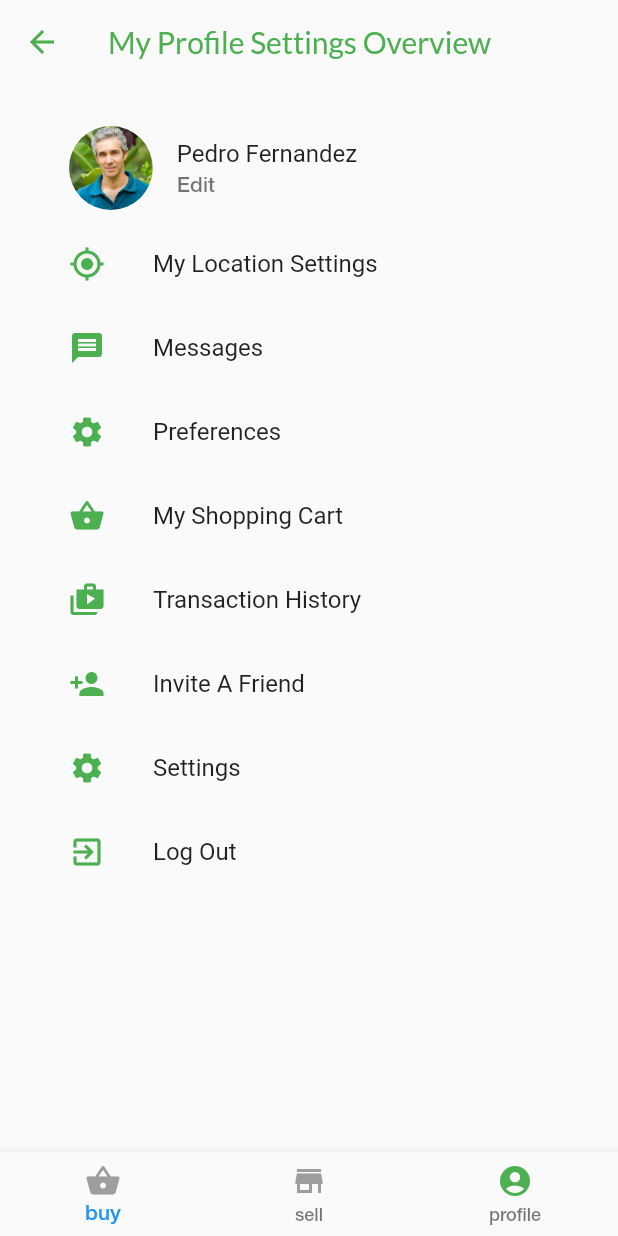
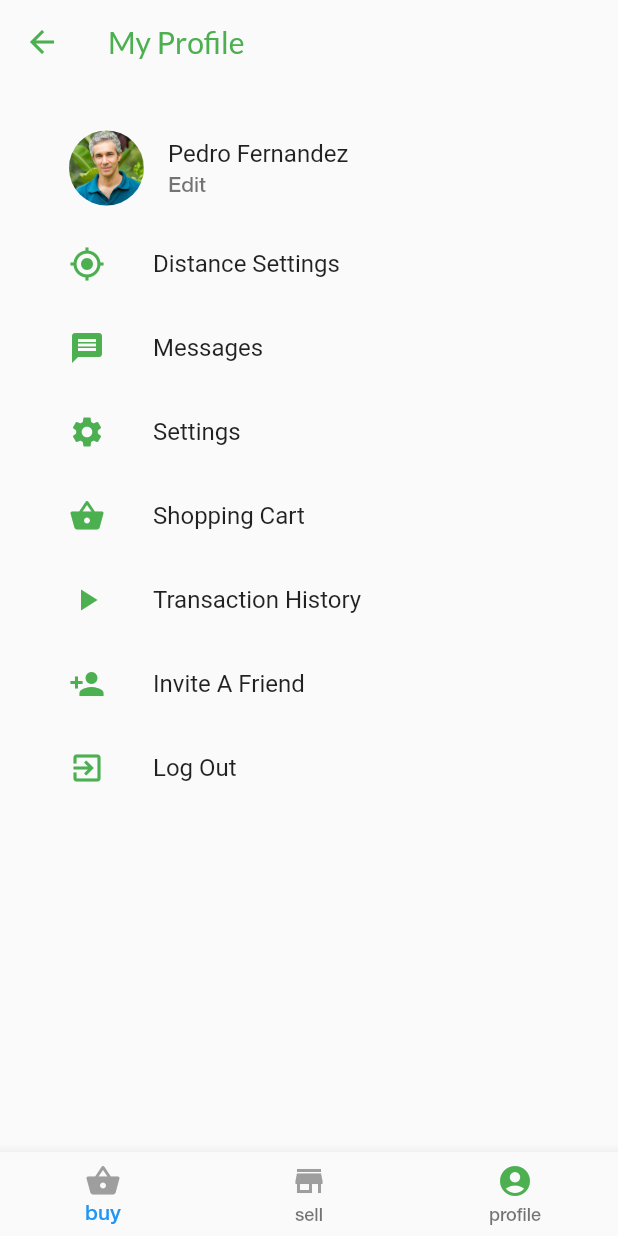
Before and after one commit to MaximCoppieters/arator_frontend, a Flutter app: the screen it shows after launch, item 3 of the bottom bar chosen, on a phone screen of 412 x 824 dp. Run offline on Flutter 3.47's test engine with Material 2 defaults, Android fonts, the phone set to English and light mode, and no system bars; our stand-ins replace carousel_pro, image_picker; accounts and stored records are empty.

Commit message:
Add profile overview pages

```diff
--- a/lib/components/buy/buy_product_overview_card.dart
+++ b/lib/components/buy/buy_product_overview_card.dart
@@ -83,7 +83,7 @@ class BuyProduceOverviewCard extends StatelessWidget {
   Widget headerProfileRow(Model produceModel) {
     return Row(
       children: <Widget>[
-        ProfilePicture("assets/images/pedro.jpg", 25.0, produceModel),
+        ProfilePicture("assets/images/pedro.jpg", 25.0),
         Padding(
           padding: EdgeInsets.only(left: 7.5),
         ),
--- a/lib/components/common/profile_picture.dart
+++ b/lib/components/common/profile_picture.dart
@@ -5,11 +5,9 @@ import 'package:scoped_model/scoped_model.dart';
 class ProfilePicture extends StatelessWidget {
   final String imageUrl;
   final num size;
-  final Model stateModel;
   final bool shouldNavigate;
 
-  ProfilePicture(this.imageUrl, this.size, this.stateModel,
-      {this.shouldNavigate = true});
+  ProfilePicture(this.imageUrl, this.size, {this.shouldNavigate = true});
 
   @override
   Widget build(BuildContext context) {
--- a/lib/components/common/profile_review_row.dart
+++ b/lib/components/common/profile_review_row.dart
@@ -17,8 +17,7 @@ class ProfileReviewRow extends StatelessWidget {
         ProfilePicture(
           "assets/images/pedro.jpg",
           // produceModel.selectedProduce.seller.profileImagePath,
-          50.0,
-          model, shouldNavigate: shouldNavigate,
+          50.0, shouldNavigate: shouldNavigate,
         ),
         Padding(
           padding: EdgeInsets.only(right: 10.0),
--- /dev/null
+++ b/lib/data/profile_navigation_option.dart
@@ -0,0 +1,20 @@
+import 'package:flutter/material.dart';
+
+class ProfileNavigationOption extends StatelessWidget {
+  final String title;
+  final IconData iconData;
+  final Function onTap;
+
+  ProfileNavigationOption(this.title, this.iconData, this.onTap);
+
+  @override
+  Widget build(BuildContext context) {
+    return GestureDetector(
+      onTap: onTap,
+      child: ListTile(
+        leading: Icon(iconData, color: Theme.of(context).primaryColor),
+        title: Text(title),
+      ),
+    );
+  }
+}
--- a/lib/pages/profile/profile_tab.dart
+++ b/lib/pages/profile/profile_tab.dart
@@ -1,4 +1,9 @@
+import 'dart:io';
+
 import 'package:arator/components/common/page_body_container.dart';
+import 'package:arator/components/common/profile_picture.dart';
+import 'package:arator/data/profile_navigation_option.dart';
+import 'package:arator/tab_navigator.dart';
 import 'package:flutter/material.dart';
 
 class ProfileTab extends StatefulWidget {
@@ -7,83 +12,50 @@ class ProfileTab extends StatefulWidget {
 }
 
 class _ProfileTabState extends State<ProfileTab> {
+  List<Widget> navigationOptions() {
+    return [
+      GestureDetector(
+        onTap: _routeToPage(TabNavigatorRoutes.changeProfile),
+        child: ListTile(
+          leading: ProfilePicture(
+            "assets/images/pedro.jpg",
+            50.0,
+          ),
+          title: Text("Pedro Fernandez"),
+          subtitle: Text("Edit"),
+        ),
+      ),
+      ProfileNavigationOption("Distance Settings", Icons.my_location,
+          _routeToPage(TabNavigatorRoutes.settingsOverview)),
+      ProfileNavigationOption("Messages", Icons.message,
+          _routeToPage(TabNavigatorRoutes.messageOverview)),
+      ProfileNavigationOption("Settings", Icons.settings,
+          _routeToPage(TabNavigatorRoutes.settingsOverview)),
+      ProfileNavigationOption("Shopping Cart", Icons.shopping_basket,
+          _routeToPage(TabNavigatorRoutes.shoppingCart)),
+      ProfileNavigationOption("Transaction History", Icons.play_arrow,
+          _routeToPage(TabNavigatorRoutes.transactionHistory)),
+      ProfileNavigationOption("Invite A Friend", Icons.person_add,
+          _routeToPage(TabNavigatorRoutes.addFriend)),
+      ProfileNavigationOption("Log Out", Icons.exit_to_app, () => exit(0)),
+    ];
+  }
+
+  Function _routeToPage(String route) {
+    return () => {TabNavigator.push(context, route)};
+  }
+
   @override
   Widget build(BuildContext context) {
     return Scaffold(
       appBar: AppBar(
-        title: Text("My Profile Settings Overview"),
+        title: Text("My Profile"),
       ),
       body: PageBodyContainer(
         child: Column(
           children: <Widget>[
             Expanded(
-              child: ListView(
-                children: <Widget>[
-                  ListTile(
-                    leading: ClipRRect(
-                        borderRadius: BorderRadius.circular(50.0),
-                        child: Image.asset("assets/images/pedro.jpg")),
-                    title: Text("Pedro Fernandez"),
-                    subtitle: Text("Edit"),
-                  ),
-                  ListTile(
-                    leading: Icon(
-                      Icons.my_location,
-                      color: Colors.green,
-                    ),
-                    title: Text("My Location Settings"),
-                  ),
-                  ListTile(
-                    leading: Icon(
-                      Icons.message,
-                      color: Colors.green,
-                    ),
-                    title: Text("Messages"),
-                  ),
-                  ListTile(
-                    leading: Icon(
-                      Icons.settings,
-                      color: Colors.green,
-                    ),
-                    title: Text("Preferences"),
-                  ),
-                  ListTile(
-                    leading: Icon(
-                      Icons.shopping_basket,
-                      color: Colors.green,
-                    ),
-                    title: Text("My Shopping Cart"),
-                  ),
-                  ListTile(
-                    leading: Icon(
-                      Icons.shop_two,
-                      color: Colors.green,
-                    ),
-                    title: Text("Transaction History"),
-                  ),
-                  ListTile(
-                    leading: Icon(
-                      Icons.person_add,
-                      color: Colors.green,
-                    ),
-                    title: Text("Invite A Friend"),
-                  ),
-                  ListTile(
-                    leading: Icon(
-                      Icons.settings,
-                      color: Colors.green,
-                    ),
-                    title: Text("Settings"),
-                  ),
-                  ListTile(
-                    leading: Icon(
-                      Icons.exit_to_app,
-                      color: Colors.green,
-                    ),
-                    title: Text("Log Out"),
-                  ),
-                ],
-              ),
+              child: ListView(children: navigationOptions()),
             ),
           ],
         ),
--- a/lib/pages/sell/seller_user_profile_reviews.dart
+++ b/lib/pages/sell/seller_user_profile_reviews.dart
@@ -24,8 +24,7 @@ class _SellerUserProfileReviewsState extends State<SellerUserProfileReviews> {
                       ProfilePicture(
                           // produceModel.selectedUser.reviews[index].reviewer.profileImagePath
                           "assets/images/pedro.jpg",
-                          50.0,
-                          produceModel),
+                          50.0),
                       Padding(
                         padding: EdgeInsets.only(left: 10.0),
                       ),
--- a/lib/tab_navigator.dart
+++ b/lib/tab_navigator.dart
@@ -1,7 +1,13 @@
 import 'package:arator/pages/buy/buy_product_detail_page.dart';
 import 'package:arator/pages/buy/buyer_product_overview.dart';
-import 'package:arator/pages/common/message_page.dart';
+import 'package:arator/pages/buy/shopping_cart.dart';
+import 'package:arator/pages/chat/message_page.dart';
+import 'package:arator/pages/profile/add_friend.dart';
+import 'package:arator/pages/profile/change_profile.dart';
+import 'package:arator/pages/profile/message_overview.dart';
 import 'package:arator/pages/profile/profile_tab.dart';
+import 'package:arator/pages/profile/settings_overview.dart';
+import 'package:arator/pages/profile/transaction_history.dart';
 import 'package:arator/pages/sell/seller_add_product_page.dart';
 import 'package:arator/pages/sell/seller_tab.dart';
 import 'package:arator/pages/sell/seller_user_profile.dart';
@@ -17,7 +23,13 @@ class TabNavigatorRoutes {
   static const String sellerAddProduct = '/seller_add_product';
   static const String buyProductDetail = '/buy/product_detail';
   static const String sellerUserProfile = '/sell/user_profile';
-  static const String userMessage = '/message';
+  static const String userMessage = '/message/user';
+  static const String messageOverview = '/profile/message_overview';
+  static const String settingsOverview = '/profile/settings';
+  static const String addFriend = '/profile/add_friend';
+  static const String shoppingCart = '/shopping_cart';
+  static const String transactionHistory = '/profile/transaction_history';
+  static const String changeProfile = '/profile/edit';
 }
 
 class TabNavigator extends StatelessWidget {
@@ -49,6 +61,13 @@ class TabNavigator extends StatelessWidget {
       TabNavigatorRoutes.buyProductDetail: (context) => BuyProductDetailPage(),
       TabNavigatorRoutes.sellerUserProfile: (context) => SellerUserProfile(),
       TabNavigatorRoutes.userMessage: (context) => MessagePage(),
+      TabNavigatorRoutes.messageOverview: (context) => MessageOverviewPage(),
+      TabNavigatorRoutes.settingsOverview: (context) => SettingsOverviewPage(),
+      TabNavigatorRoutes.addFriend: (context) => AddFriendPage(),
+      TabNavigatorRoutes.shoppingCart: (context) => ShoppingCartPage(),
+      TabNavigatorRoutes.transactionHistory: (context) =>
+          TransactionHistoryPage(),
+      TabNavigatorRoutes.changeProfile: (context) => ChangeProfilePage(),
     };
   }
 
```
Also changed, not shown: lib/data/Message.dart (added, +29 -0 lines), lib/pages/buy/shopping_cart.dart (added, +18 -0 lines), lib/pages/profile/add_friend.dart (added, +18 -0 lines), lib/pages/profile/change_profile.dart (added, +18 -0 lines), lib/pages/profile/message_overview.dart (added, +18 -0 lines), lib/pages/profile/settings_overview.dart (added, +18 -0 lines), lib/pages/profile/transaction_history.dart (added, +18 -0 lines), lib/pages/chat/message_page.dart (renamed from lib/pages/common/message_page.dart).
